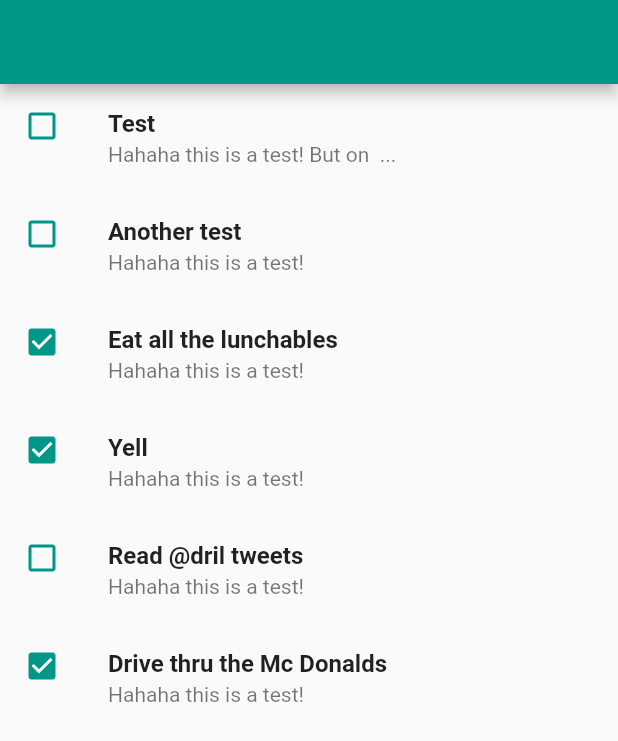
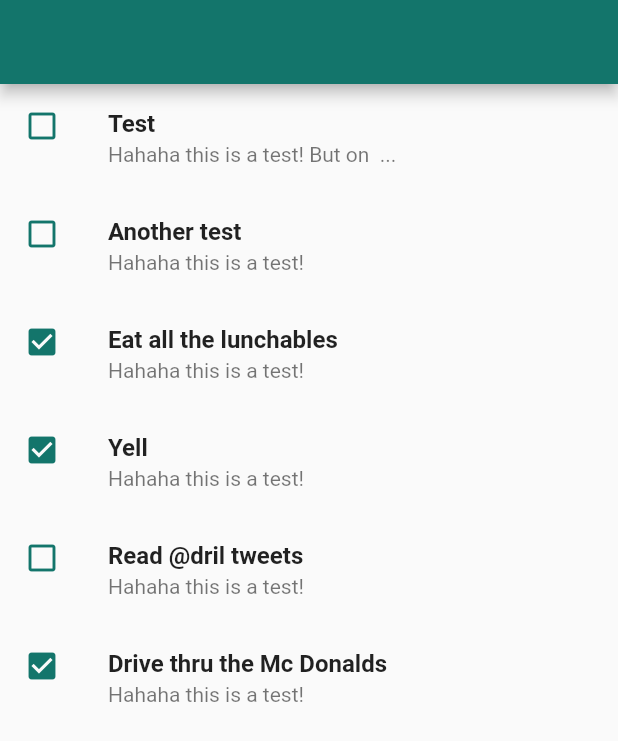
Before and after one commit to david1707/tasker, a Flutter app: the screen it shows after launch, on a phone screen of 412 x 824 dp. Shown: the top 741 px of the screen. Run offline on Flutter 3.47's test engine with Material 2 defaults, Android fonts, the phone set to English and light mode, and no system bars.

Commit message:
(-)Small bug with the colours fixed

```diff
--- a/lib/constants/kcolours.dart
+++ b/lib/constants/colours.dart
@@ -1,5 +1,6 @@
 import 'package:flutter/material.dart';
 
-class kColours {
+class Colours {
   static Color kRedClear = const Color.fromARGB(255, 248, 115, 105);
+  static Color kTeal = const Color.fromARGB(255, 19, 117, 107);
 }
--- a/lib/main.dart
+++ b/lib/main.dart
@@ -1,6 +1,6 @@
 import 'package:flutter/material.dart';
 
-import '/constants/kColours.dart';
+import '/constants/colours.dart';
 import '/models/todo_item.dart';
 import '/widgets/todo_listtile.dart';
 
@@ -13,11 +13,11 @@ class MyApp extends StatelessWidget {
 
   @override
   Widget build(BuildContext context) {
-    return const MaterialApp(
+    return MaterialApp(
       title: 'Tasker',
       debugShowCheckedModeBanner: false,
-      color: Colors.teal,
-      home: MyHomePage(),
+      color: Colours.kTeal,
+      home: const MyHomePage(),
     );
   }
 }
@@ -93,7 +93,7 @@ class _MyHomePageState extends State<MyHomePage> {
             textAlign: TextAlign.center,
             style: const TextStyle(fontSize: 18),
           ),
-          backgroundColor: kColours.kRedClear,
+          backgroundColor: Colours.kRedClear,
         ),
       );
       _removeItemFromList(index);
@@ -107,7 +107,7 @@ class _MyHomePageState extends State<MyHomePage> {
   Widget build(BuildContext context) {
     return Scaffold(
       appBar: AppBar(
-        backgroundColor: Colors.teal,
+        backgroundColor: Colours.kTeal,
       ),
       body: Container(
         alignment: Alignment.center,
--- a/lib/widgets/todo_listtile.dart
+++ b/lib/widgets/todo_listtile.dart
@@ -1,5 +1,6 @@
 import 'package:flutter/material.dart';
 
+import '../constants/colours.dart';
 import '../models/todo_item.dart';
 
 class ToDoListTile extends StatelessWidget {
@@ -28,7 +29,7 @@ class ToDoListTile extends StatelessWidget {
         onTap: () => toogleFinished(todo.id),
         child: Icon(
           todo.isFinished ? Icons.check_box : Icons.check_box_outline_blank,
-          color: Colors.teal,
+          color: Colours.kTeal,
         ),
       ),
     );
```
